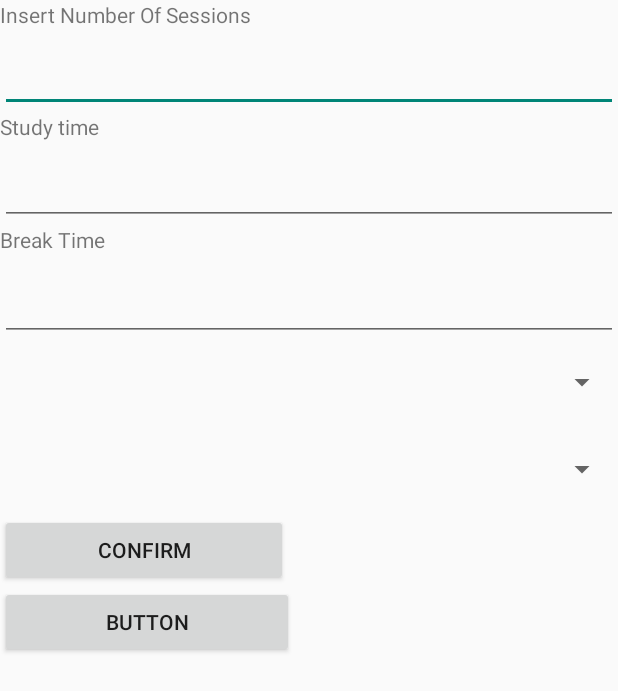
After one commit to RiccardoGrigoletto/Progetto-LPSMT, an Android app: the layout timerinitializationpopup.xml on its own in the app's theme, with its tools: preview values and no code run, on a phone screen of 412 x 824 dp. The commit adds this screen. Shown: the top 691 px of the screen. Run offline under Robolectric (Android 15) with nearby library versions, the phone set to English and light mode, and no system bars.

Commit message:
Updated master with timer activity

```diff
--- a/app/build.gradle
+++ b/app/build.gradle
@@ -30,6 +30,7 @@ dependencies {
     compile "com.android.support:recyclerview-v7:${support}"
     compile "com.android.support:design:${support}"
 
+    compile 'devlight.io:arcprogressstackview:1.0.4'
     compile 'com.android.support.constraint:constraint-layout:1.0.2'
     compile 'devlight.io:navigationtabbar:1.2.5'
     compile 'com.google.firebase:firebase-database:10.0.1'
--- a/app/src/main/AndroidManifest.xml
+++ b/app/src/main/AndroidManifest.xml
@@ -8,14 +8,15 @@
         android:label="@string/app_name"
         android:roundIcon="@mipmap/ic_launcher_round"
         android:supportsRtl="true"
-        android:theme="@style/Theme.AppCompat.Light.NoActionBar" >
-    <activity android:name=".MainActivity">
+        android:theme="@style/Theme.AppCompat.Light.NoActionBar">
+        <activity android:name=".MainActivity">
             <intent-filter>
                 <action android:name="android.intent.action.MAIN" />
 
                 <category android:name="android.intent.category.LAUNCHER" />
             </intent-filter>
         </activity>
+        <activity android:name=".TimerActivity"></activity>
     </application>
 
 </manifest>
--- /dev/null
+++ b/app/src/main/res/layout/timerinitializationpopup.xml
@@ -0,0 +1,80 @@
+<?xml version="1.0" encoding="utf-8"?>
+<LinearLayout xmlns:android="http://schemas.android.com/apk/res/android"
+    xmlns:tools="http://schemas.android.com/tools"
+    android:layout_width="match_parent"
+    android:layout_height="match_parent"
+    android:orientation="vertical"
+    android:scrollIndicators="top|bottom"
+    android:tooltipText="Study Time"
+    android:weightSum="1">
+
+    <TextView
+        android:id="@+id/textView5"
+        android:layout_width="match_parent"
+        android:layout_height="29dp"
+        android:text="Insert Number Of Sessions"/>
+
+    <EditText
+        android:id="@+id/editText2"
+        android:layout_width="match_parent"
+        android:layout_height="wrap_content"
+        android:ems="10"
+        android:inputType="number" />
+
+    <TextView
+        android:id="@+id/textView6"
+        android:layout_width="match_parent"
+        android:layout_height="30dp"
+        android:text="Study time" />
+
+    <EditText
+        android:id="@+id/editText3"
+        android:layout_width="match_parent"
+        android:layout_height="wrap_content"
+        android:ems="10"
+        android:inputType="numberSigned" />
+
+    <TextView
+        android:id="@+id/textView7"
+        android:layout_width="match_parent"
+        android:layout_height="32dp"
+        android:text="Break Time" />
+
+    <EditText
+        android:id="@+id/editText4"
+        android:layout_width="match_parent"
+        android:layout_height="wrap_content"
+        android:ems="10"
+        android:inputType="numberDecimal" />
+
+    <Spinner
+        android:id="@+id/spinner2"
+        android:layout_width="match_parent"
+        android:layout_height="wrap_content"
+        android:layout_weight="0.07" />
+
+    <TextView
+        android:id="@+id/textView"
+        android:layout_width="match_parent"
+        android:layout_height="0dp"
+        android:text="TextView" />
+
+    <Spinner
+        android:id="@+id/spinner3"
+        android:layout_width="match_parent"
+        android:layout_height="wrap_content"
+        android:layout_weight="0.08" />
+
+    <Button
+        android:id="@+id/button2"
+        android:layout_width="192dp"
+        android:layout_height="wrap_content"
+        android:text="Confirm" />
+
+    <Button
+        android:id="@+id/button"
+        android:layout_width="196dp"
+        android:layout_height="wrap_content"
+        android:text="Button" />
+
+</LinearLayout>
```
Also changed, not shown: app/src/main/java/com/example/marco/progettolpsmt/DailyCoursesAdapter.java (+14 -2 lines), app/src/main/java/com/example/marco/progettolpsmt/TimerActivity.java (added, +182 -0 lines), app/src/main/res/layout/activity_timer.xml (added, +110 -0 lines).
